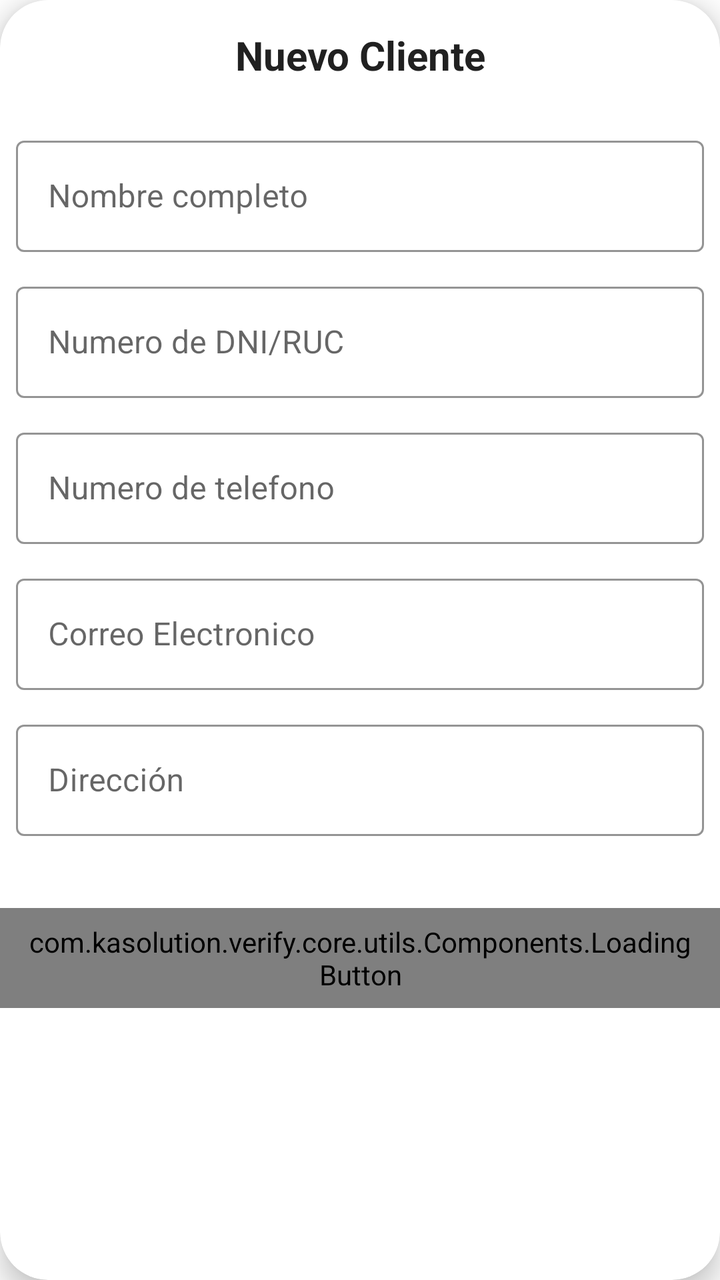
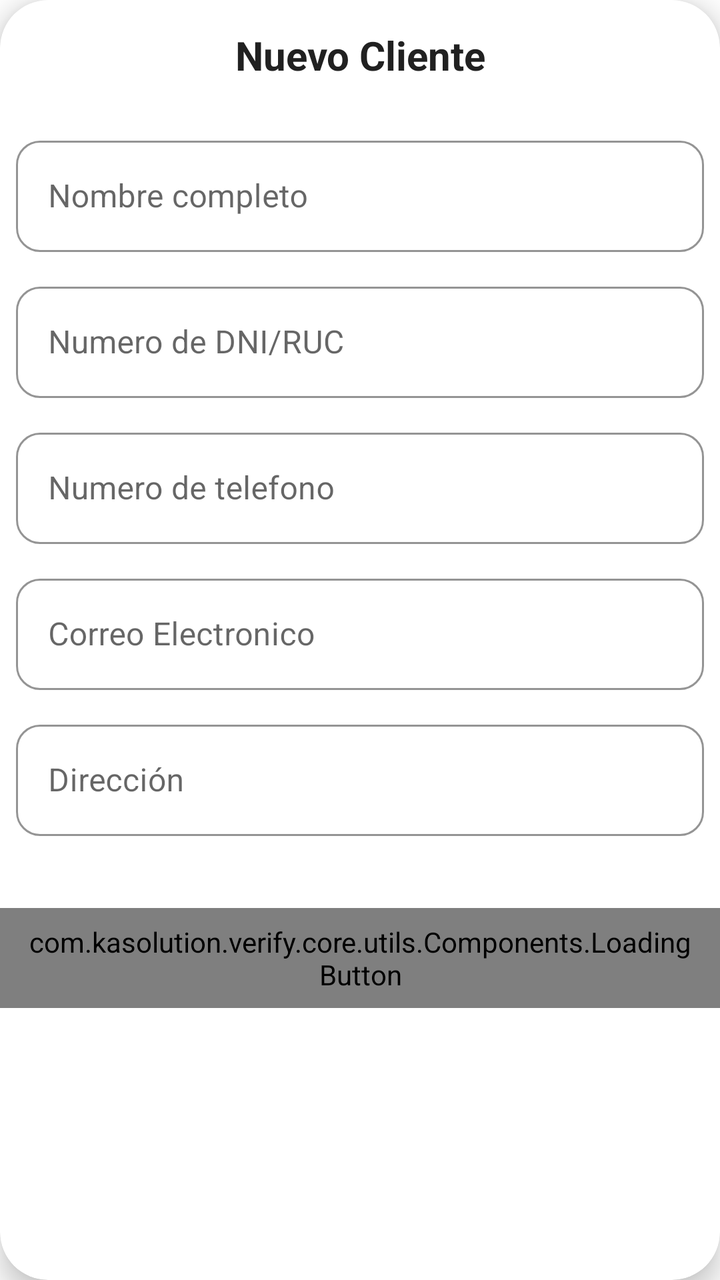

An Android layout rendered at two revisions. The XML below is the earlier revision; the diff shows what the commit changed to produce the second picture.
<!-- AndroidManifest.xml: application theme Theme.VERIFY -->
<!-- res/layout/fragment_client_form_dialog.xml -->
<?xml version="1.0" encoding="utf-8"?>
<com.google.android.material.card.MaterialCardView xmlns:android="http://schemas.android.com/apk/res/android"
    xmlns:app="http://schemas.android.com/apk/res-auto"
    android:layout_width="match_parent"
    android:layout_height="wrap_content"
    app:cardCornerRadius="24dp"
    app:cardElevation="8dp"
    android:backgroundTint="@color/white_pure"
    android:padding="16dp"
    android:layout_margin="16dp">
    <LinearLayout
        android:layout_width="match_parent"
        android:layout_height="wrap_content"
        android:orientation="vertical"
        android:paddingVertical="14dp">
        <TextView
            android:id="@+id/tv_dialog_title"
            android:layout_width="match_parent"
            android:layout_height="wrap_content"
            android:layout_marginBottom="16dp"
            android:text="Nuevo Cliente"
            android:gravity="center"
            android:textColor="@color/grey_text_dark"
            android:textSize="20sp"
            android:textStyle="bold"
            app:layout_constraintEnd_toEndOf="parent"
            app:layout_constraintStart_toStartOf="parent"
            app:layout_constraintTop_toTopOf="parent" />

        <ScrollView
            android:layout_width="match_parent"
            android:layout_height="wrap_content">

            <LinearLayout
                android:layout_width="match_parent"
                android:layout_height="wrap_content"
                android:orientation="vertical"
                android:paddingHorizontal="8dp"
                android:paddingVertical="8dp">

                <com.google.android.material.textfield.TextInputLayout
                    android:id="@+id/til_FullName"
                    style="@style/Widget.MaterialComponents.TextInputLayout.OutlinedBox"
                    android:layout_width="match_parent"
                    android:layout_height="wrap_content"
                    android:layout_marginBottom="12dp"
                    app:boxStrokeColor="@color/blue_corporative_primary">

                    <com.google.android.material.textfield.TextInputEditText
                        android:id="@+id/et_full_name"
                        android:layout_width="match_parent"
                        android:layout_height="wrap_content"
                        android:hint="Nombre completo"
                        android:inputType="textPersonName" />
                </com.google.android.material.textfield.TextInputLayout>

                <com.google.android.material.textfield.TextInputLayout
                    android:id="@+id/til_dni_ruc"
                    style="@style/Widget.MaterialComponents.TextInputLayout.OutlinedBox"
                    android:layout_width="match_parent"
                    android:layout_height="wrap_content"
                    android:layout_marginBottom="12dp"
                    app:boxStrokeColor="@color/blue_corporative_primary">

                    <com.google.android.material.textfield.TextInputEditText
                        android:id="@+id/et_dni_ruc"
                        android:layout_width="match_parent"
                        android:layout_height="wrap_content"
                        android:hint="Numero de DNI/RUC"
                        android:inputType="number" />
                </com.google.android.material.textfield.TextInputLayout>

                <com.google.android.material.textfield.TextInputLayout
                    android:id="@+id/til_telefono"
                    style="@style/Widget.MaterialComponents.TextInputLayout.OutlinedBox"
                    android:layout_width="match_parent"
                    android:layout_height="wrap_content"
                    android:layout_marginBottom="12dp"
                    app:boxStrokeColor="@color/blue_corporative_primary"
                    app:hintTextColor="@color/blue_corporative_primary">

                    <com.google.android.material.textfield.TextInputEditText
                        android:id="@+id/et_telefono"
                        android:layout_width="match_parent"
                        android:layout_height="wrap_content"
                        android:hint="Numero de telefono"
                        android:inputType="number" />
                </com.google.android.material.textfield.TextInputLayout>

                <com.google.android.material.textfield.TextInputLayout
                    android:id="@+id/til_email"
                    style="@style/Widget.MaterialComponents.TextInputLayout.OutlinedBox"
                    android:layout_width="match_parent"
                    android:layout_height="wrap_content"
                    android:layout_marginBottom="12dp"
                    app:boxStrokeColor="@color/blue_corporative_primary">

                    <com.google.android.material.textfield.TextInputEditText
                        android:id="@+id/et_email"
                        android:layout_width="match_parent"
                        android:layout_height="wrap_content"
                        android:hint="Correo Electronico"
                        android:inputType="textEmailAddress" />
                </com.google.android.material.textfield.TextInputLayout>

                <com.google.android.material.textfield.TextInputLayout
                    android:id="@+id/til_direccion"
                    style="@style/Widget.MaterialComponents.TextInputLayout.OutlinedBox"
                    android:layout_width="match_parent"
                    android:layout_height="wrap_content"
                    android:layout_marginBottom="12dp"
                    app:boxStrokeColor="@color/blue_corporative_primary">

                    <com.google.android.material.textfield.TextInputEditText
                        android:id="@+id/et_direccion"
                        android:layout_width="match_parent"
                        android:layout_height="wrap_content"
                        android:hint="Dirección"
                        android:inputType="textEmailAddress" />
                </com.google.android.material.textfield.TextInputLayout>

            </LinearLayout>
        </ScrollView>

        <com.kasolution.verify.core.utils.Components.LoadingButton
            android:id="@+id/btn_save_client"
            android:layout_width="match_parent"
            android:layout_height="50dp"
            android:layout_marginTop="16dp"
            android:text="GUARDAR CLIENTE"
            android:paddingHorizontal="14dp"
            android:textColor="@color/white_pure"
            android:textSize="14sp"
            android:textStyle="bold"
            app:buttonColor="@color/blue_corporative_primary" />
    </LinearLayout>



</com.google.android.material.card.MaterialCardView>
<!-- resources referenced by this layout -->
<resources>
  <color name="blue_corporative_primary">#1E88E5</color>
  <color name="grey_text_dark">#212121</color>
  <color name="white_pure">#FFFFFF</color>
  <style name="Theme.VERIFY" parent="Base.Theme.VERIFY" />
  <style name="Base.Theme.VERIFY" parent="Theme.MaterialComponents.Light.NoActionBar">
          <item name="colorPrimary">@color/blue_corporative_primary</item>
          <item name="colorPrimaryDark">@color/blue_corporative_primary</item>
          <item name="colorAccent">@color/blue_corporative_primary</item>
  
          <item name="android:statusBarColor">@color/blue_corporative_primary</item>
          <item name="android:windowLightStatusBar">false</item>
          <item name="android:windowDrawsSystemBarBackgrounds">true</item>
          <item name="android:windowTranslucentStatus">false</item>
  
          <item name="android:textColorPrimary">@color/grey_text_dark</item>
  
          <item name="bottomSheetDialogTheme">@style/CustomBottomSheetDialog</item>
      </style>
  <style name="CustomBottomSheetDialog" parent="Theme.Design.Light.BottomSheetDialog">
          <item name="android:windowIsFloating">false</item>
          <item name="bottomSheetStyle">@style/CustomBottomSheetStyle</item>
      </style>
  <style name="CustomBottomSheetStyle" parent="Widget.Design.BottomSheet.Modal">
          <item name="android:background">@drawable/bg_bottom_sheet</item>
          <item name="backgroundTint">@android:color/transparent</item>
      </style>
  <!-- drawable bg_bottom_sheet (drawable) -->
  <shape xmlns:android="http://schemas.android.com/apk/res/android">
      <solid android:color="@color/white_pure" />
      <corners android:topLeftRadius="20dp" android:topRightRadius="20dp" />
  </shape>
</resources>

<!-- the commit's change to res/layout/fragment_client_form_dialog.xml (unified diff, before → after) -->
@@ -3,23 +3,25 @@
     xmlns:app="http://schemas.android.com/apk/res-auto"
     android:layout_width="match_parent"
     android:layout_height="wrap_content"
-    app:cardCornerRadius="24dp"
-    app:cardElevation="8dp"
+    android:layout_margin="16dp"
     android:backgroundTint="@color/white_pure"
     android:padding="16dp"
-    android:layout_margin="16dp">
+    app:cardCornerRadius="24dp"
+    app:cardElevation="8dp">
+
     <LinearLayout
         android:layout_width="match_parent"
         android:layout_height="wrap_content"
         android:orientation="vertical"
         android:paddingVertical="14dp">
+
         <TextView
             android:id="@+id/tv_dialog_title"
             android:layout_width="match_parent"
             android:layout_height="wrap_content"
             android:layout_marginBottom="16dp"
+            android:gravity="center"
             android:text="Nuevo Cliente"
-            android:gravity="center"
             android:textColor="@color/grey_text_dark"
             android:textSize="20sp"
             android:textStyle="bold"
@@ -44,6 +46,10 @@
                     android:layout_width="match_parent"
                     android:layout_height="wrap_content"
                     android:layout_marginBottom="12dp"
+                    app:boxCornerRadiusBottomEnd="12dp"
+                    app:boxCornerRadiusBottomStart="12dp"
+                    app:boxCornerRadiusTopEnd="12dp"
+                    app:boxCornerRadiusTopStart="12dp"
                     app:boxStrokeColor="@color/blue_corporative_primary">
 
                     <com.google.android.material.textfield.TextInputEditText
@@ -60,6 +66,10 @@
                     android:layout_width="match_parent"
                     android:layout_height="wrap_content"
                     android:layout_marginBottom="12dp"
+                    app:boxCornerRadiusBottomEnd="12dp"
+                    app:boxCornerRadiusBottomStart="12dp"
+                    app:boxCornerRadiusTopEnd="12dp"
+                    app:boxCornerRadiusTopStart="12dp"
                     app:boxStrokeColor="@color/blue_corporative_primary">
 
                     <com.google.android.material.textfield.TextInputEditText
@@ -76,6 +86,10 @@
                     android:layout_width="match_parent"
                     android:layout_height="wrap_content"
                     android:layout_marginBottom="12dp"
+                    app:boxCornerRadiusBottomEnd="12dp"
+                    app:boxCornerRadiusBottomStart="12dp"
+                    app:boxCornerRadiusTopEnd="12dp"
+                    app:boxCornerRadiusTopStart="12dp"
                     app:boxStrokeColor="@color/blue_corporative_primary"
                     app:hintTextColor="@color/blue_corporative_primary">
 
@@ -93,6 +107,10 @@
                     android:layout_width="match_parent"
                     android:layout_height="wrap_content"
                     android:layout_marginBottom="12dp"
+                    app:boxCornerRadiusBottomEnd="12dp"
+                    app:boxCornerRadiusBottomStart="12dp"
+                    app:boxCornerRadiusTopEnd="12dp"
+                    app:boxCornerRadiusTopStart="12dp"
                     app:boxStrokeColor="@color/blue_corporative_primary">
 
                     <com.google.android.material.textfield.TextInputEditText
@@ -109,6 +127,10 @@
                     android:layout_width="match_parent"
                     android:layout_height="wrap_content"
                     android:layout_marginBottom="12dp"
+                    app:boxCornerRadiusBottomEnd="12dp"
+                    app:boxCornerRadiusBottomStart="12dp"
+                    app:boxCornerRadiusTopEnd="12dp"
+                    app:boxCornerRadiusTopStart="12dp"
                     app:boxStrokeColor="@color/blue_corporative_primary">
 
                     <com.google.android.material.textfield.TextInputEditText
@@ -127,8 +149,8 @@
             android:layout_width="match_parent"
             android:layout_height="50dp"
             android:layout_marginTop="16dp"
+            android:paddingHorizontal="14dp"
             android:text="GUARDAR CLIENTE"
-            android:paddingHorizontal="14dp"
             android:textColor="@color/white_pure"
             android:textSize="14sp"
             android:textStyle="bold"
@@ -136,5 +158,4 @@
     </LinearLayout>
 
 
-
 </com.google.android.material.card.MaterialCardView>
